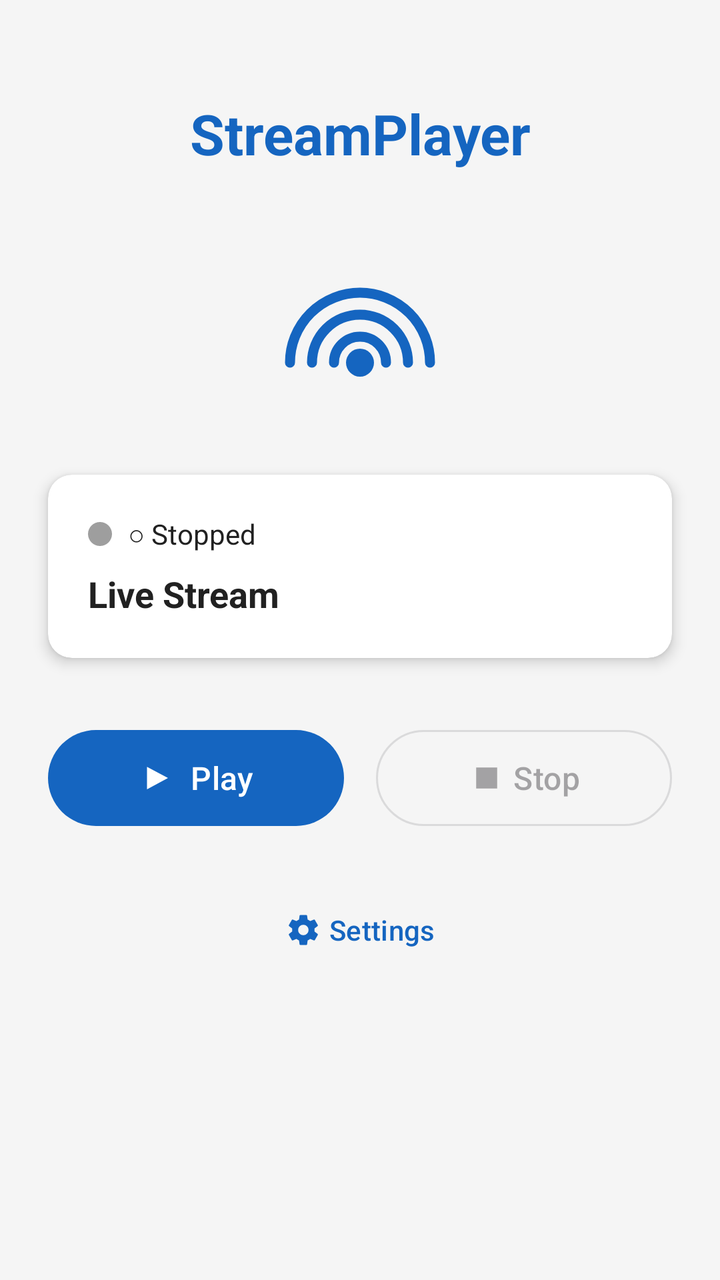
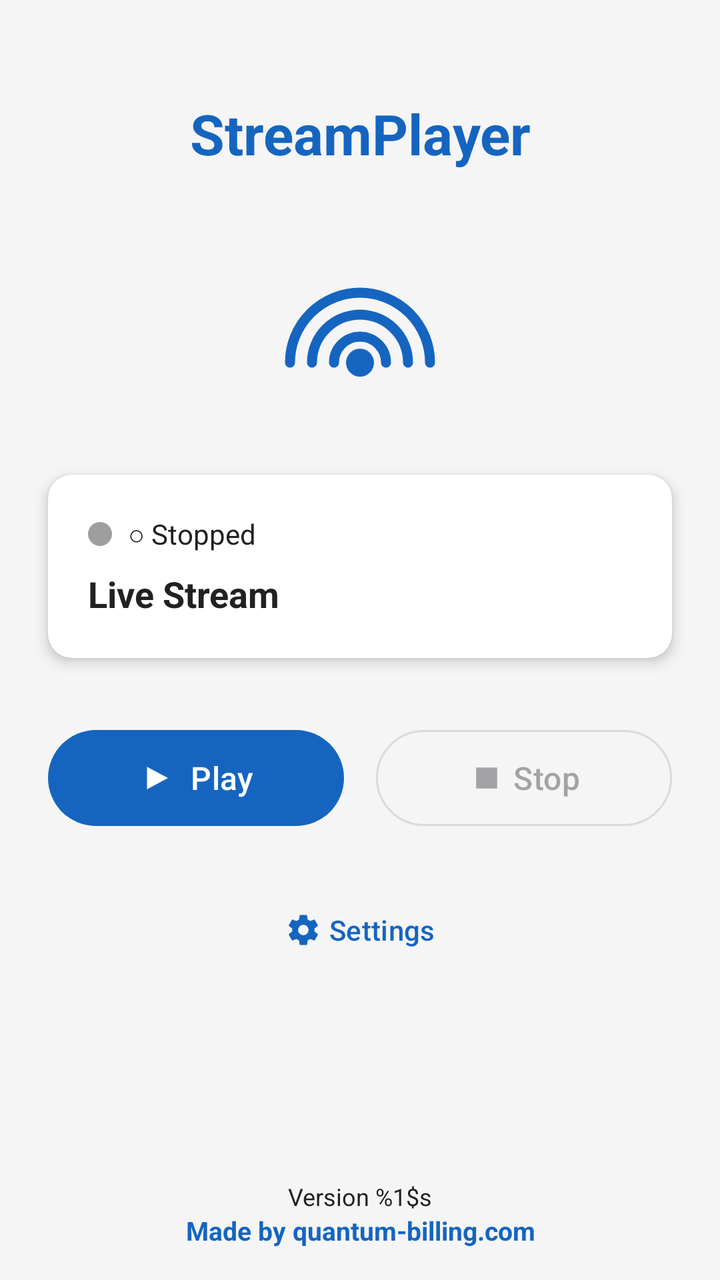

Compare the two renders of this Android layout. The source of the first and the diff that turns it into the second are given below.
<!-- AndroidManifest.xml: application theme Theme.StreamPlayer -->
<!-- res/layout/activity_main.xml -->
<?xml version="1.0" encoding="utf-8"?>
<androidx.constraintlayout.widget.ConstraintLayout
    xmlns:android="http://schemas.android.com/apk/res/android"
    xmlns:app="http://schemas.android.com/apk/res-auto"
    xmlns:tools="http://schemas.android.com/tools"
    android:layout_width="match_parent"
    android:layout_height="match_parent"
    android:background="@color/background"
    tools:context=".MainActivity">

    
    <TextView
        android:id="@+id/tvAppTitle"
        android:layout_width="0dp"
        android:layout_height="wrap_content"
        android:layout_marginTop="48dp"
        android:gravity="center"
        android:text="@string/app_name"
        android:textColor="@color/primary"
        android:textSize="28sp"
        android:textStyle="bold"
        app:layout_constraintEnd_toEndOf="parent"
        app:layout_constraintStart_toStartOf="parent"
        app:layout_constraintTop_toTopOf="parent" />

    
    <ImageView
        android:id="@+id/ivRadioIcon"
        android:layout_width="96dp"
        android:layout_height="96dp"
        android:layout_marginTop="32dp"
        android:src="@drawable/ic_radio"
        android:contentDescription="@string/radio_icon_description"
        app:layout_constraintEnd_toEndOf="parent"
        app:layout_constraintStart_toStartOf="parent"
        app:layout_constraintTop_toBottomOf="@id/tvAppTitle" />

    
    <androidx.cardview.widget.CardView
        android:id="@+id/cardStatus"
        android:layout_width="0dp"
        android:layout_height="wrap_content"
        android:layout_marginHorizontal="24dp"
        android:layout_marginTop="24dp"
        app:cardCornerRadius="12dp"
        app:cardElevation="4dp"
        app:cardBackgroundColor="@color/surface"
        app:layout_constraintEnd_toEndOf="parent"
        app:layout_constraintStart_toStartOf="parent"
        app:layout_constraintTop_toBottomOf="@id/ivRadioIcon">

        <LinearLayout
            android:layout_width="match_parent"
            android:layout_height="wrap_content"
            android:orientation="vertical"
            android:padding="20dp">

            
            <LinearLayout
                android:layout_width="match_parent"
                android:layout_height="wrap_content"
                android:orientation="horizontal"
                android:gravity="center_vertical">

                <View
                    android:id="@+id/statusIndicator"
                    android:layout_width="12dp"
                    android:layout_height="12dp"
                    android:background="@drawable/indicator_inactive" />

                <TextView
                    android:id="@+id/tvStatus"
                    android:layout_width="wrap_content"
                    android:layout_height="wrap_content"
                    android:layout_marginStart="8dp"
                    android:text="@string/status_stopped"
                    android:textColor="@color/on_surface"
                    android:textSize="14sp" />

            </LinearLayout>

            
            <TextView
                android:id="@+id/tvStreamName"
                android:layout_width="match_parent"
                android:layout_height="wrap_content"
                android:layout_marginTop="8dp"
                android:text="@string/default_stream_name"
                android:textColor="@color/on_surface"
                android:textSize="18sp"
                android:textStyle="bold"
                android:ellipsize="end"
                android:maxLines="1" />

        </LinearLayout>
    </androidx.cardview.widget.CardView>

    
    <LinearLayout
        android:id="@+id/layoutButtons"
        android:layout_width="0dp"
        android:layout_height="wrap_content"
        android:layout_marginHorizontal="24dp"
        android:layout_marginTop="32dp"
        android:orientation="horizontal"
        android:gravity="center"
        app:layout_constraintEnd_toEndOf="parent"
        app:layout_constraintStart_toStartOf="parent"
        app:layout_constraintTop_toBottomOf="@id/cardStatus">

        <com.google.android.material.button.MaterialButton
            android:id="@+id/btnPlay"
            android:layout_width="0dp"
            android:layout_height="56dp"
            android:layout_weight="1"
            android:layout_marginEnd="8dp"
            android:text="@string/btn_play"
            android:textSize="16sp"
            app:icon="@drawable/ic_play"
            app:iconGravity="textStart"
            style="@style/Widget.Material3.Button" />

        <com.google.android.material.button.MaterialButton
            android:id="@+id/btnStop"
            android:layout_width="0dp"
            android:layout_height="56dp"
            android:layout_weight="1"
            android:layout_marginStart="8dp"
            android:text="@string/btn_stop"
            android:textSize="16sp"
            android:enabled="false"
            app:icon="@drawable/ic_stop"
            app:iconGravity="textStart"
            style="@style/Widget.Material3.Button.OutlinedButton" />

    </LinearLayout>

    
    <com.google.android.material.button.MaterialButton
        android:id="@+id/btnSettings"
        android:layout_width="wrap_content"
        android:layout_height="wrap_content"
        android:layout_marginTop="24dp"
        android:text="@string/btn_settings"
        app:icon="@drawable/ic_settings"
        app:iconGravity="textStart"
        style="@style/Widget.Material3.Button.TextButton"
        app:layout_constraintEnd_toEndOf="parent"
        app:layout_constraintStart_toStartOf="parent"
        app:layout_constraintTop_toBottomOf="@id/layoutButtons" />

</androidx.constraintlayout.widget.ConstraintLayout>
<!-- resources referenced by this layout -->
<resources>
  <color name="background">#F5F5F5</color>
  <color name="on_surface">#212121</color>
  <color name="primary">#1565C0</color>
  <color name="surface">#FFFFFF</color>
  <!-- drawable ic_play (drawable) -->
  <?xml version="1.0" encoding="utf-8"?>
  <vector xmlns:android="http://schemas.android.com/apk/res/android"
      android:width="24dp"
      android:height="24dp"
      android:viewportWidth="24"
      android:viewportHeight="24">
      <path
          android:fillColor="#FFFFFF"
          android:pathData="M6,4.5 L6,19.5 L20,12 Z" />
  </vector>
  <!-- drawable ic_radio (drawable) -->
  <?xml version="1.0" encoding="utf-8"?>
  <vector xmlns:android="http://schemas.android.com/apk/res/android"
      android:width="96dp"
      android:height="96dp"
      android:viewportWidth="96"
      android:viewportHeight="96">
  
      
      <path
          android:fillColor="#1565C0"
          android:pathData="M48,64 m-7,0 a7,7 0 1,0 14,0 a7,7 0 1,0 -14,0" />
  
      
      <path
          android:fillColor="#00000000"
          android:strokeColor="#1565C0"
          android:strokeWidth="5"
          android:strokeLineCap="round"
          android:pathData="M35,64 A13,13 0 0,1 61,64" />
  
      
      <path
          android:fillColor="#00000000"
          android:strokeColor="#1565C0"
          android:strokeWidth="5"
          android:strokeLineCap="round"
          android:pathData="M24,64 A24,24 0 0,1 72,64" />
  
      
      <path
          android:fillColor="#00000000"
          android:strokeColor="#1565C0"
          android:strokeWidth="5"
          android:strokeLineCap="round"
          android:pathData="M13,64 A35,35 0 0,1 83,64" />
  
  </vector>
  <!-- drawable ic_stop (drawable) -->
  <?xml version="1.0" encoding="utf-8"?>
  <vector xmlns:android="http://schemas.android.com/apk/res/android"
      android:width="24dp"
      android:height="24dp"
      android:viewportWidth="24"
      android:viewportHeight="24">
      <path
          android:fillColor="#FFFFFF"
          android:pathData="M5,5 L19,5 L19,19 L5,19 Z" />
  </vector>
  <!-- drawable indicator_inactive (drawable) -->
  <?xml version="1.0" encoding="utf-8"?>
  <shape xmlns:android="http://schemas.android.com/apk/res/android"
      android:shape="oval">
      <solid android:color="@color/indicator_inactive" />
  </shape>
  <string name="app_name">StreamPlayer</string>
  <string name="btn_play">Play</string>
  <string name="btn_settings">Settings</string>
  <string name="btn_stop">Stop</string>
  <string name="default_stream_name">Live Stream</string>
  <string name="radio_icon_description">Radio icon</string>
  <string name="status_stopped">○ Stopped</string>
  <style name="Theme.StreamPlayer" parent="Theme.Material3.DayNight.NoActionBar">
          <item name="colorPrimary">@color/primary</item>
          <item name="colorPrimaryVariant">@color/primary_variant</item>
          <item name="colorOnPrimary">@color/on_primary</item>
          <item name="colorSecondary">@color/secondary</item>
          <item name="colorOnSecondary">@color/on_secondary</item>
          <item name="android:statusBarColor">@color/primary_variant</item>
          <item name="android:navigationBarColor">@color/background</item>
          <item name="windowActionBar">true</item>
          <item name="windowNoTitle">false</item>
      </style>
  <color name="indicator_inactive">#9E9E9E</color>
  <color name="primary_variant">#003c8f</color>
  <color name="on_primary">#FFFFFF</color>
  <color name="secondary">#00897B</color>
  <color name="on_secondary">#FFFFFF</color>
  <!-- unchanged entries left out for length: 1 -->
</resources>

<!-- the commit's change to res/layout/activity_main.xml (unified diff, before → after) -->
@@ -149,4 +149,31 @@
         app:layout_constraintStart_toStartOf="parent"
         app:layout_constraintTop_toBottomOf="@id/layoutButtons" />
 
+    
+    <TextView
+        android:id="@+id/tvVersion"
+        android:layout_width="wrap_content"
+        android:layout_height="wrap_content"
+        android:gravity="center"
+        android:text="@string/version_format"
+        android:textColor="@color/on_surface"
+        android:textSize="12sp"
+        app:layout_constraintBottom_toTopOf="@id/tvMadeBy"
+        app:layout_constraintEnd_toEndOf="parent"
+        app:layout_constraintStart_toStartOf="parent" />
+
+    <TextView
+        android:id="@+id/tvMadeBy"
+        android:layout_width="wrap_content"
+        android:layout_height="wrap_content"
+        android:layout_marginBottom="16dp"
+        android:gravity="center"
+        android:text="@string/made_by"
+        android:textColor="@color/primary"
+        android:textSize="13sp"
+        android:textStyle="bold"
+        app:layout_constraintBottom_toBottomOf="parent"
+        app:layout_constraintEnd_toEndOf="parent"
+        app:layout_constraintStart_toStartOf="parent" />
+
 </androidx.constraintlayout.widget.ConstraintLayout>
<!-- resource entries referenced after the edit -->
@@ -75,8 +75,10 @@
   <string name="btn_settings">Settings</string>
   <string name="btn_stop">Stop</string>
   <string name="default_stream_name">Live Stream</string>
+  <string name="made_by">Made by quantum-billing.com</string>
   <string name="radio_icon_description">Radio icon</string>
   <string name="status_stopped">○ Stopped</string>
+  <string name="version_format">Version %1$s</string>
   <style name="Theme.StreamPlayer" parent="Theme.Material3.DayNight.NoActionBar">
           <item name="colorPrimary">@color/primary</item>
           <item name="colorPrimaryVariant">@color/primary_variant</item>
